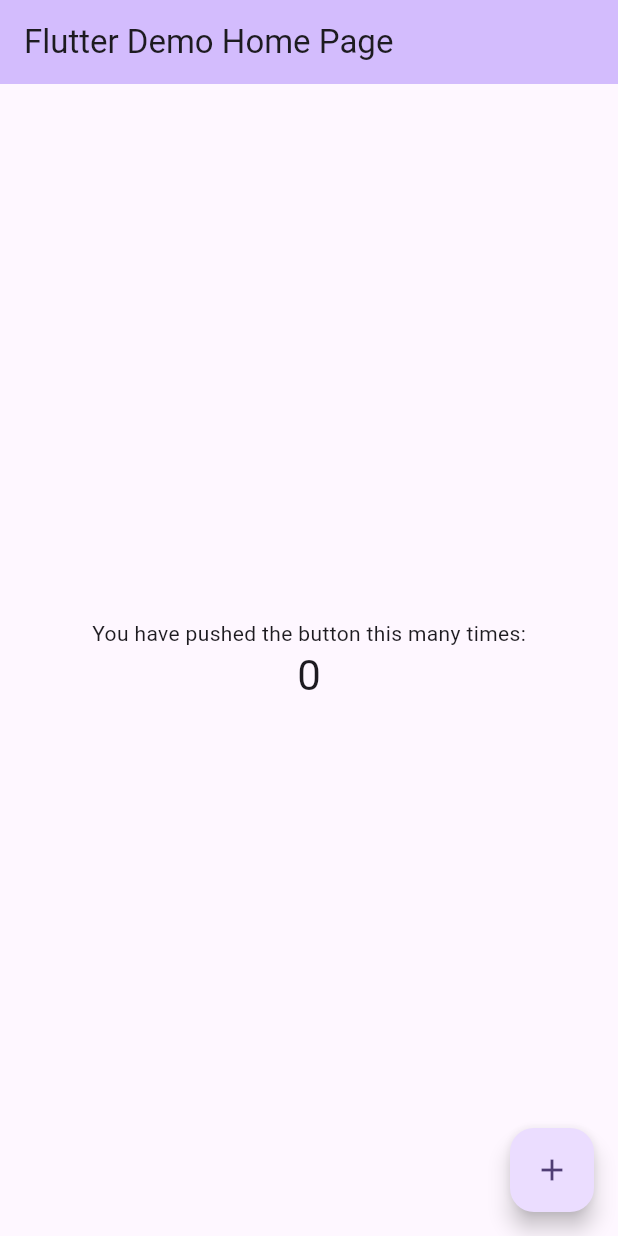
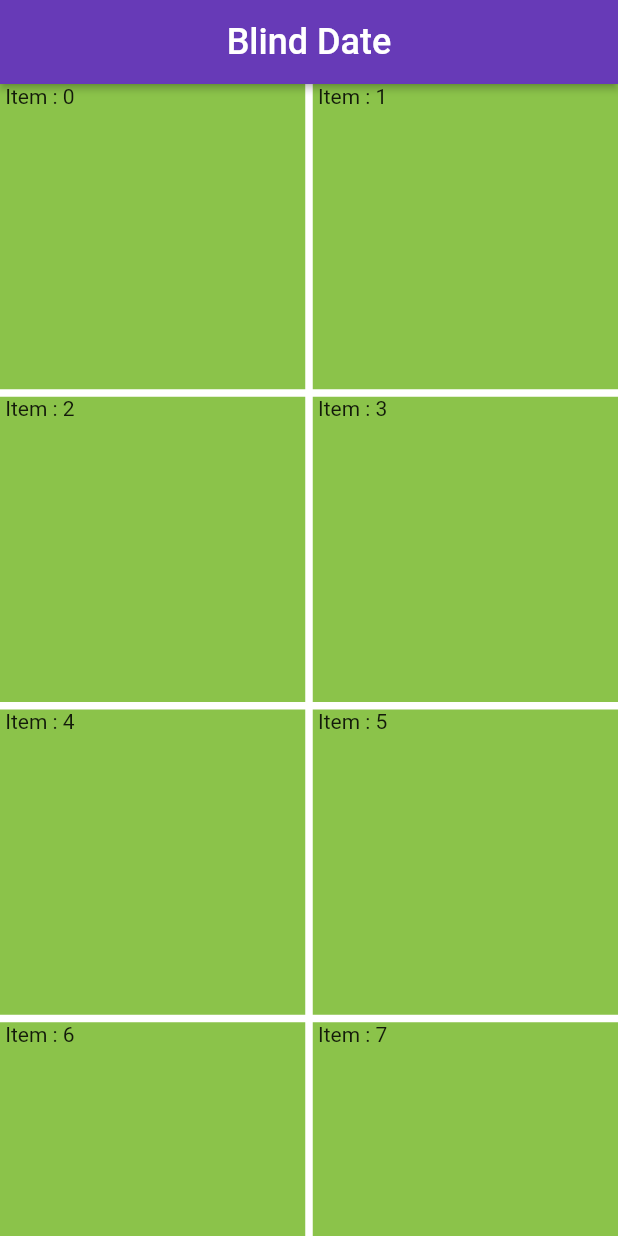
Before and after one commit to Shin-BumSoo/blind_date, a Flutter app: the screen it shows after launch, on a phone screen of 412 x 824 dp. Run offline on Flutter 3.47's test engine with Material 2 defaults, Android fonts, the phone set to English and light mode, and no system bars.

Commit message:
create HomeScreen with GridView

```diff
--- a/lib/main.dart
+++ b/lib/main.dart
@@ -1,125 +1,17 @@
+import 'package:blind_date/screens/home_screen.dart';
 import 'package:flutter/material.dart';
 
 void main() {
-  runApp(const MyApp());
+  runApp(const App());
 }
 
-class MyApp extends StatelessWidget {
-  const MyApp({super.key});
+class App extends StatelessWidget {
+  const App({super.key});
 
-  // This widget is the root of your application.
   @override
   Widget build(BuildContext context) {
-    return MaterialApp(
-      title: 'Flutter Demo',
-      theme: ThemeData(
-        // This is the theme of your application.
-        //
-        // TRY THIS: Try running your application with "flutter run". You'll see
-        // the application has a blue toolbar. Then, without quitting the app,
-        // try changing the seedColor in the colorScheme below to Colors.green
-        // and then invoke "hot reload" (save your changes or press the "hot
-        // reload" button in a Flutter-supported IDE, or press "r" if you used
-        // the command line to start the app).
-        //
-        // Notice that the counter didn't reset back to zero; the application
-        // state is not lost during the reload. To reset the state, use hot
-        // restart instead.
-        //
-        // This works for code too, not just values: Most code changes can be
-        // tested with just a hot reload.
-        colorScheme: ColorScheme.fromSeed(seedColor: Colors.deepPurple),
-        useMaterial3: true,
-      ),
-      home: const MyHomePage(title: 'Flutter Demo Home Page'),
+    return const MaterialApp(
+      home: HomeScreen(),
     );
   }
 }
-
-class MyHomePage extends StatefulWidget {
-  const MyHomePage({super.key, required this.title});
-
-  // This widget is the home page of your application. It is stateful, meaning
-  // that it has a State object (defined below) that contains fields that affect
-  // how it looks.
-
-  // This class is the configuration for the state. It holds the values (in this
-  // case the title) provided by the parent (in this case the App widget) and
-  // used by the build method of the State. Fields in a Widget subclass are
-  // always marked "final".
-
-  final String title;
-
-  @override
-  State<MyHomePage> createState() => _MyHomePageState();
-}
-
-class _MyHomePageState extends State<MyHomePage> {
-  int _counter = 0;
-
-  void _incrementCounter() {
-    setState(() {
-      // This call to setState tells the Flutter framework that something has
-      // changed in this State, which causes it to rerun the build method below
-      // so that the display can reflect the updated values. If we changed
-      // _counter without calling setState(), then the build method would not be
-      // called again, and so nothing would appear to happen.
-      _counter++;
-    });
-  }
-
-  @override
-  Widget build(BuildContext context) {
-    // This method is rerun every time setState is called, for instance as done
-    // by the _incrementCounter method above.
-    //
-    // The Flutter framework has been optimized to make rerunning build methods
-    // fast, so that you can just rebuild anything that needs updating rather
-    // than having to individually change instances of widgets.
-    return Scaffold(
-      appBar: AppBar(
-        // TRY THIS: Try changing the color here to a specific color (to
-        // Colors.amber, perhaps?) and trigger a hot reload to see the AppBar
-        // change color while the other colors stay the same.
-        backgroundColor: Theme.of(context).colorScheme.inversePrimary,
-        // Here we take the value from the MyHomePage object that was created by
-        // the App.build method, and use it to set our appbar title.
-        title: Text(widget.title),
-      ),
-      body: Center(
-        // Center is a layout widget. It takes a single child and positions it
-        // in the middle of the parent.
-        child: Column(
-          // Column is also a layout widget. It takes a list of children and
-          // arranges them vertically. By default, it sizes itself to fit its
-          // children horizontally, and tries to be as tall as its parent.
-          //
-          // Column has various properties to control how it sizes itself and
-          // how it positions its children. Here we use mainAxisAlignment to
-          // center the children vertically; the main axis here is the vertical
-          // axis because Columns are vertical (the cross axis would be
-          // horizontal).
-          //
-          // TRY THIS: Invoke "debug painting" (choose the "Toggle Debug Paint"
-          // action in the IDE, or press "p" in the console), to see the
-          // wireframe for each widget.
-          mainAxisAlignment: MainAxisAlignment.center,
-          children: <Widget>[
-            const Text(
-              'You have pushed the button this many times:',
-            ),
-            Text(
-              '$_counter',
-              style: Theme.of(context).textTheme.headlineMedium,
-            ),
-          ],
-        ),
-      ),
-      floatingActionButton: FloatingActionButton(
-        onPressed: _incrementCounter,
-        tooltip: 'Increment',
-        child: const Icon(Icons.add),
-      ), // This trailing comma makes auto-formatting nicer for build methods.
-    );
-  }
-}
--- /dev/null
+++ b/lib/screens/home_screen.dart
@@ -0,0 +1,38 @@
+import 'package:flutter/material.dart';
+
+class HomeScreen extends StatelessWidget {
+  const HomeScreen({super.key});
+
+  @override
+  Widget build(BuildContext context) {
+    return Scaffold(
+      backgroundColor: Colors.white,
+      appBar: AppBar(
+        elevation: 2,
+        backgroundColor: Colors.deepPurple,
+        foregroundColor: Colors.white,
+        centerTitle: true,
+        title: const Text(
+          "Blind Date",
+          style: TextStyle(
+            fontSize: 24,
+          ),
+        ),
+      ),
+      body: GridView.builder(
+        gridDelegate: const SliverGridDelegateWithFixedCrossAxisCount(
+          crossAxisCount: 2, // number of row
+          mainAxisSpacing: 5, // horizontality padding
+          crossAxisSpacing: 5, // vertical axis padding
+        ),
+        itemCount: 200, // number of GridView
+        itemBuilder: (context, index) {
+          return Container(
+            color: Colors.lightGreen,
+            child: Text(' Item : $index'),
+          );
+        },
+      ),
+    );
+  }
+}
```
